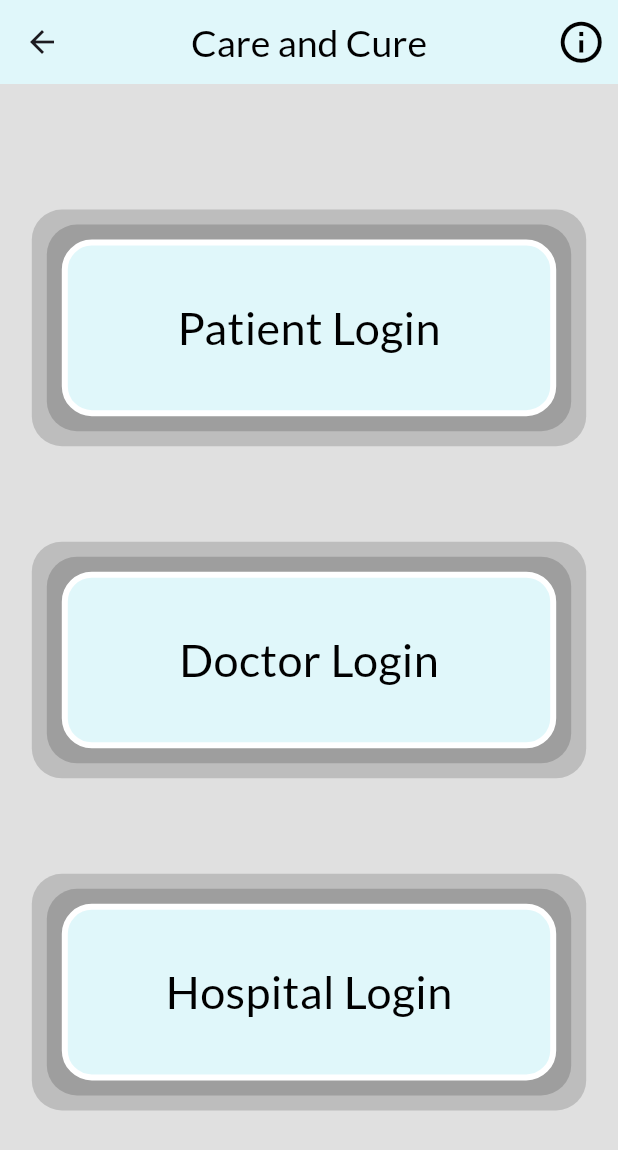
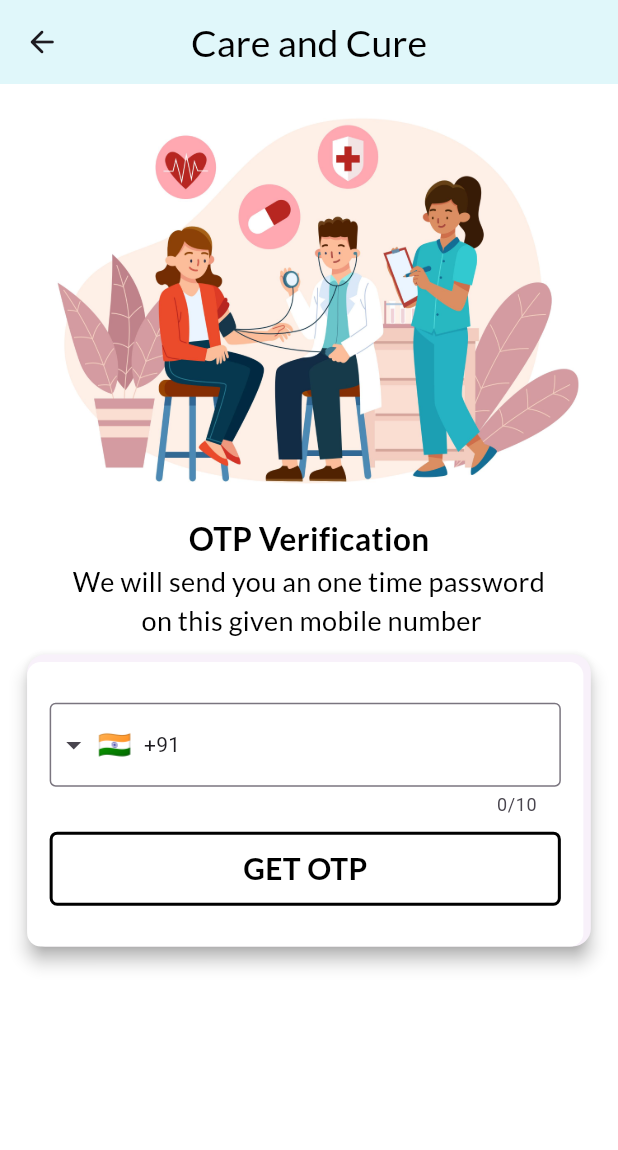
Before and after one commit to Desk-Code/Care-and-Cure, a Flutter app: the LoginDashScreen screen opened directly, after a tap on "Patient Login", on a phone screen of 412 x 824 dp. Shown: the top 1150 px of the screen. Run offline on Flutter 3.47's test engine with Material 3 defaults, Android fonts, the phone set to English and light mode, and no system bars; drawn by our look-alikes of intl_phone_field; our stand-ins replace firebase_auth, fluttertoast, get, google_fonts, otp_text_field, smooth_page_indicator; missing offline and left inert: gif; accounts and stored records are empty.

```diff
--- /dev/null
+++ b/lib/Common/Widgets/login_phone_widget.dart
@@ -0,0 +1,70 @@
+import 'package:care_and_cure/Common/common_values.dart';
+import 'package:care_and_cure/Extention/media_query_extention.dart';
+import 'package:care_and_cure/Util/constrain_color.dart';
+import 'package:flutter/material.dart';
+import 'package:google_fonts/google_fonts.dart';
+import 'package:intl_phone_field/intl_phone_field.dart';
+
+Widget loginPhoneWidget({
+  required BuildContext context,
+  required Function()? onTap,
+}) =>
+    Card(
+      margin: const EdgeInsets.only(top: 10),
+      elevation: 5,
+      shadowColor: Colors.grey,
+      child: Container(
+        margin: const EdgeInsets.only(
+          top: 5,
+          right: 5,
+        ),
+        height: context.screenHeight * 0.23,
+        width: context.screenWidth * 0.9,
+        decoration: BoxDecoration(
+          borderRadius: BorderRadius.circular(9),
+          color: ConstrainColor.bgColor,
+        ),
+        alignment: Alignment.center,
+        child: Padding(
+          padding: const EdgeInsets.all(15),
+          child: Column(
+            mainAxisSize: MainAxisSize.min,
+            children: [
+              IntlPhoneField(
+                decoration: const InputDecoration(border: OutlineInputBorder()),
+                initialCountryCode: 'IN',
+                keyboardType: TextInputType.number,
+                onChanged: (value) {
+                  CommonValues.phNumberValue = value.completeNumber;
+                },
+              ),
+              const SizedBox(
+                height: 10,
+              ),
+              GestureDetector(
+                onTap: onTap,
+                child: Container(
+                  height: context.screenHeight * 0.06,
+                  decoration: BoxDecoration(
+                    borderRadius: BorderRadius.circular(5),
+                    border: Border.all(
+                      color: Colors.black,
+                      width: 2,
+                    ),
+                  ),
+                  alignment: Alignment.center,
+                  child: Text(
+                    "GET OTP",
+                    style: GoogleFonts.lato(
+                      color: Colors.black,
+                      fontSize: 20,
+                      fontWeight: FontWeight.bold,
+                    ),
+                  ),
+                ),
+              ),
+            ],
+          ),
+        ),
+      ),
+    );
--- /dev/null
+++ b/lib/Common/common_values.dart
@@ -0,0 +1,9 @@
+import 'package:otp_text_field/otp_field.dart';
+
+class CommonValues {
+  static String phNumberValue = "";
+  static String otpPinValue = "";
+
+  static final OtpFieldController _otpFeildController = OtpFieldController();
+  static OtpFieldController get otpController => _otpFeildController;
+}
--- /dev/null
+++ b/lib/Data/FirebaseData/firebase_auth_api.dart
@@ -0,0 +1,53 @@
+import 'package:care_and_cure/Common/Widgets/common_toast.dart';
+import 'package:care_and_cure/Common/common_values.dart';
+import 'package:firebase_auth/firebase_auth.dart';
+import 'package:flutter/material.dart';
+
+class FirebaseApiAuth {
+  static final FirebaseAuth _auth = FirebaseAuth.instance;
+  static String firebaseVerificationId = '';
+
+  static Future<void> sendOtp(
+    BuildContext context, {
+    required String phNumber,
+    required Widget Function(BuildContext) toNavigate,
+  }) async {
+    await _auth.verifyPhoneNumber(
+      timeout: const Duration(seconds: 30),
+      phoneNumber: phNumber,
+      verificationCompleted: (phoneAuthCredential) {
+        FlutterToast().showMessage('Verification completed');
+      },
+      verificationFailed: (error) {
+        FlutterToast().showMessage(error.toString());
+      },
+      codeSent: (verificationId, forceResendingToken) {
+        Navigator.push(
+          context,
+          MaterialPageRoute(
+            builder: toNavigate,
+          ),
+        );
+        firebaseVerificationId = verificationId;
+      },
+      codeAutoRetrievalTimeout: (verificationId) {},
+    );
+  }
+
+  static void otpVerification(
+    BuildContext context, {
+    required Widget Function(BuildContext) toNaviagte,
+  }) {
+    AuthCredential credential = PhoneAuthProvider.credential(
+      verificationId: firebaseVerificationId,
+      smsCode: CommonValues.otpPinValue,
+    );
+    _auth.signInWithCredential(credential).then(
+          (value) => Navigator.pushAndRemoveUntil(
+            context,
+            MaterialPageRoute(builder: toNaviagte),
+            (route) => false,
+          ),
+        );
+  }
+}
--- a/lib/Presentation/BoardingScreen/boarding_screen_page.dart
+++ b/lib/Presentation/BoardingScreen/boarding_screen_page.dart
@@ -19,7 +19,7 @@ class _BoardingScreenPageState extends State<BoardingScreenPage> {
   Widget build(BuildContext context) {
     return Scaffold(
       appBar: AppBar(
-        backgroundColor: ConstarinColor.bgAppBarColor,
+        backgroundColor: ConstrainColor.bgAppBarColor,
         title: Text(
           ConstrainData.appName,
           style: GoogleFonts.lato(
--- /dev/null
+++ b/lib/Presentation/PresentationPatient/PatientLoginScreen/patient_login_screen.dart
@@ -0,0 +1,86 @@
+import 'package:care_and_cure/Common/Widgets/login_phone_widget.dart';
+import 'package:care_and_cure/Common/common_values.dart';
+import 'package:care_and_cure/Data/FirebaseData/firebase_auth_api.dart';
+import 'package:care_and_cure/Extention/media_query_extention.dart';
+import 'package:care_and_cure/Presentation/PresentationPatient/PatientLoginScreen/patient_otp_screen.dart';
+import 'package:care_and_cure/Util/constrain_color.dart';
+import 'package:care_and_cure/Util/constrain_data.dart';
+import 'package:flutter/material.dart';
+import 'package:google_fonts/google_fonts.dart';
+
+class PatientLoginScreen extends StatefulWidget {
+  const PatientLoginScreen({super.key});
+
+  @override
+  State<PatientLoginScreen> createState() => _PatientLoginScreenState();
+}
+
+class _PatientLoginScreenState extends State<PatientLoginScreen> {
+  @override
+  Widget build(BuildContext context) {
+    return Scaffold(
+      backgroundColor: ConstrainColor.bgColor,
+      appBar: AppBar(
+        backgroundColor: ConstrainColor.bgAppBarColor,
+        leading: IconButton(
+          onPressed: () {
+            Navigator.pop(context);
+          },
+          icon: const Icon(Icons.arrow_back_rounded),
+        ),
+        title: Text(
+          ConstrainData.appName,
+          style: GoogleFonts.lato(
+            color: Colors.black,
+            fontSize: 25,
+            fontWeight: FontWeight.w500,
+          ),
+        ),
+        centerTitle: true,
+      ),
+      body: SingleChildScrollView(
+        child: Column(
+          children: [
+            Container(
+              height: context.screenHeight * 0.35,
+              width: context.screenWidth,
+              decoration: const BoxDecoration(
+                image: DecorationImage(
+                  image: AssetImage("assets/images/patientlogin.jpg"),
+                  fit: BoxFit.fill,
+                ),
+              ),
+            ),
+            Text(
+              ConstrainData.otpVerification,
+              style: GoogleFonts.lato(
+                color: Colors.black,
+                fontSize: 21,
+                fontWeight: FontWeight.bold,
+              ),
+            ),
+            Text(
+              ConstrainData.otpVeriInfo,
+              textAlign: TextAlign.center,
+              style: GoogleFonts.lato(
+                color: Colors.black,
+                fontSize: 18,
+                fontWeight: FontWeight.w500,
+              ),
+            ),
+            loginPhoneWidget(
+              context: context,
+              onTap: () async {
+                await FirebaseApiAuth.sendOtp(
+                  context,
+                  phNumber: CommonValues.phNumberValue,
+                  toNavigate: (context) =>  const PatientOtpScreen(),
+                );
+              },
+            ),
+          ],
+        ),
+      ),
+    );
+  }
+}
--- a/lib/Presentation/SplashScreen/Screen/splash_screen_page.dart
+++ b/lib/Presentation/SplashScreen/Screen/splash_screen_page.dart
@@ -36,7 +36,7 @@ class _SplashScreenPageState extends State<SplashScreenPage>
   @override
   Widget build(BuildContext context) {
     return Scaffold(
-      backgroundColor: ConstarinColor.bgColor,
+      backgroundColor: ConstrainColor.bgColor,
       body: SafeArea(
           child: Column(
         children: [
--- a/lib/Presentation/login_dash/screen/login_dash_screen.dart
+++ b/lib/Presentation/login_dash/screen/login_dash_screen.dart
@@ -1,3 +1,4 @@
+import 'package:care_and_cure/Presentation/PresentationPatient/PatientLoginScreen/patient_login_screen.dart';
 import 'package:care_and_cure/Presentation/login_dash/widgets/login_dashes.dart';
 import 'package:care_and_cure/Presentation/login_dash/widgets/login_info.dart';
 import 'package:care_and_cure/Util/constrain_color.dart';
@@ -16,9 +17,9 @@ class _LoginDashScreenState extends State<LoginDashScreen> {
   @override
   Widget build(BuildContext context) {
     return Scaffold(
-      backgroundColor: ConstarinColor.bgAppColor,
+      backgroundColor: ConstrainColor.bgAppColor,
       appBar: AppBar(
-        backgroundColor: ConstarinColor.bgAppBarColor,
+        backgroundColor: ConstrainColor.bgAppBarColor,
         title: Text(
           ConstrainData.appName,
           style: GoogleFonts.lato(
@@ -53,12 +54,12 @@ class _LoginDashScreenState extends State<LoginDashScreen> {
             context: context,
             nameOfLogin: ConstrainData.patientLogin,
             onTap: () {
-              // Navigator.push(
-              //   context,
-              //   MaterialPageRoute(
-              //     builder: (context) => const PatientLoginScreen(),
-              //   ),
-              // );
+              Navigator.push(
+                context,
+                MaterialPageRoute(
+                  builder: (context) => const PatientLoginScreen(),
+                ),
+              );
             },
           ),
           loginDash(
--- a/lib/Presentation/login_dash/widgets/login_dashes.dart
+++ b/lib/Presentation/login_dash/widgets/login_dashes.dart
@@ -16,7 +16,7 @@ Widget loginDash({
         margin: EdgeInsets.symmetric(horizontal: context.screenWidth * 0.1),
         decoration: BoxDecoration(
           borderRadius: BorderRadius.circular(20),
-          color: ConstarinColor.bgAppBarColor,
+          color: ConstrainColor.bgAppBarColor,
           border: Border.all(
             color: Colors.white,
             width: 4,
--- a/lib/Presentation/login_dash/widgets/login_info.dart
+++ b/lib/Presentation/login_dash/widgets/login_info.dart
@@ -10,7 +10,7 @@ Widget loginInfo(BuildContext context) => AnimatedContainer(
         seconds: 10,
       ),
       decoration: const BoxDecoration(
-          color: ConstarinColor.bgColor,
+          color: ConstrainColor.bgColor,
           borderRadius: BorderRadius.only(
             topLeft: Radius.circular(20),
             topRight: Radius.circular(20),
--- a/lib/Util/constrain_color.dart
+++ b/lib/Util/constrain_color.dart
@@ -1,6 +1,6 @@
 import 'package:flutter/material.dart';
 
-class ConstarinColor {
+class ConstrainColor {
   //app bar background color
   static final Color bgAppBarColor = Colors.cyan.shade50;
 
--- a/pubspec.yaml
+++ b/pubspec.yaml
@@ -40,6 +40,11 @@ dependencies:
   get: ^4.6.6
   google_fonts: ^6.1.0
   smooth_page_indicator: ^1.1.0
+  firebase_core: ^2.24.2
+  firebase_auth: ^4.16.0
+  intl_phone_field: ^3.2.0
+  fluttertoast: ^8.2.4
+  otp_text_field: ^1.1.3
 
 dev_dependencies:
   flutter_test:
```
Also changed, not shown: lib/Common/Widgets/common_toast.dart (added, +15 -0 lines), lib/Common/Widgets/otp_screen.dart (added, +102 -0 lines), lib/Presentation/PresentationPatient/PatientLoginScreen/patient_otp_screen.dart (added, +49 -0 lines), lib/Presentation/PresentationHospital/HospitalLoginSceen/hospital_login_screen.dart (added), pubspec.lock, 6 other files.
